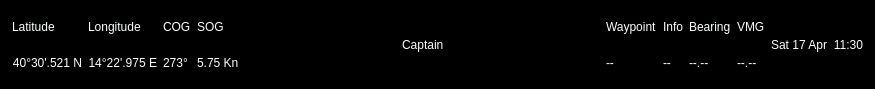
Before: the Qt Designer form ui/topbar/TopBar.ui in OpenFairWind/fairwindplusplus, drawn with Qt 5.
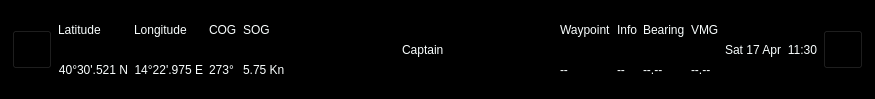
After: the same form once the commit is applied.

Commit message: Added upper left and upper right icons

Diff of the .ui file:
```diff
--- a/ui/topbar/TopBar.ui
+++ b/ui/topbar/TopBar.ui
@@ -7,7 +7,7 @@
     <x>0</x>
     <y>0</y>
     <width>875</width>
-    <height>89</height>
+    <height>99</height>
    </rect>
   </property>
   <property name="windowTitle">
@@ -35,6 +35,19 @@
    </property>
    <item>
     <layout class="QHBoxLayout" name="horizontalLayout">
+     <item>
+      <widget class="QToolButton" name="toolButton_UL">
+       <property name="text">
+        <string/>
+       </property>
+       <property name="iconSize">
+        <size>
+         <width>32</width>
+         <height>32</height>
+        </size>
+       </property>
+      </widget>
+     </item>
      <item>
       <layout class="QVBoxLayout" name="verticalLayout">
        <item>
@@ -241,6 +254,19 @@
        </property>
       </widget>
      </item>
+     <item>
+      <widget class="QToolButton" name="toolButton_UR">
+       <property name="text">
+        <string/>
+       </property>
+       <property name="iconSize">
+        <size>
+         <width>32</width>
+         <height>32</height>
+        </size>
+       </property>
+      </widget>
+     </item>
     </layout>
    </item>
   </layout>
```
The commit also changes 2 other files.
